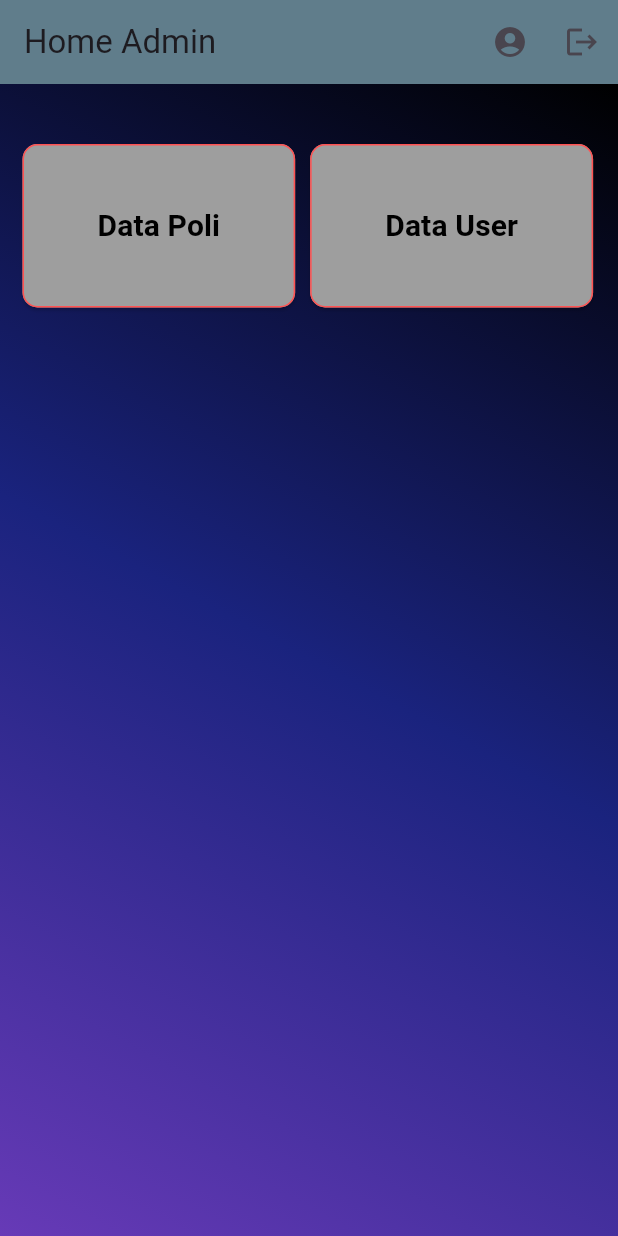
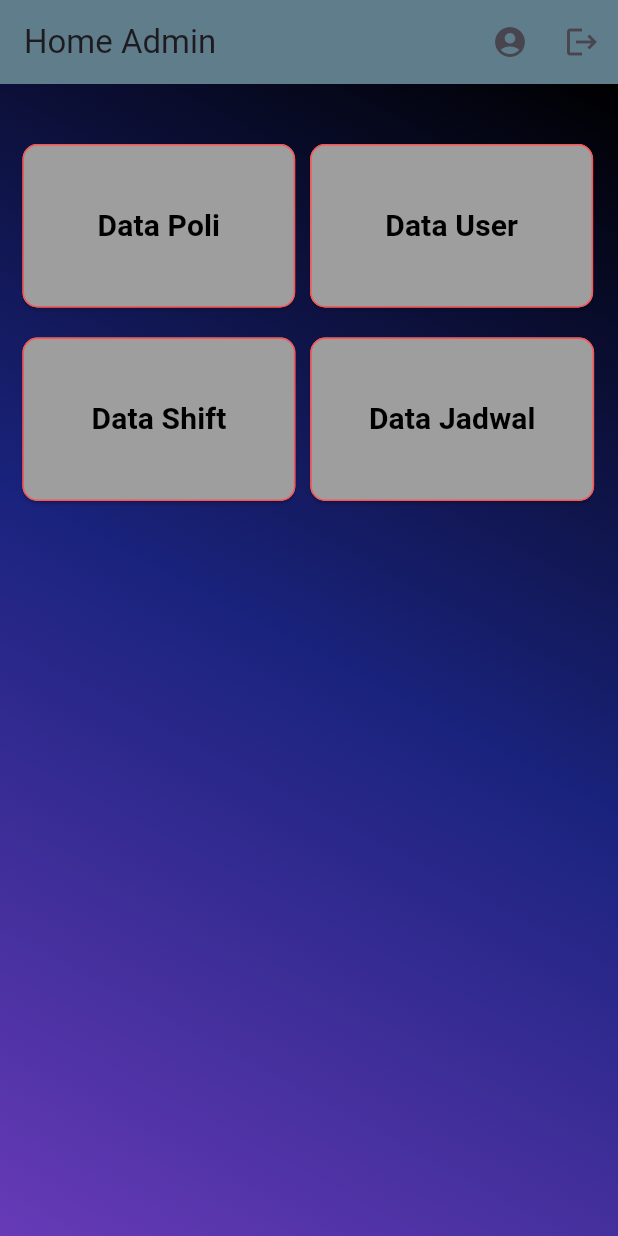
Before and after one commit to ShinDSR/007_Aplikasi-manajemen-jadwal-kerja-dokter, a Flutter app: the HomeAdmin screen opened directly, on a phone screen of 412 x 824 dp. Run offline on Flutter 3.47's test engine with Material 2 defaults, Android fonts, the phone set to English and light mode, and no system bars; our stand-ins replace cloud_firestore, firebase_auth, firebase_core; accounts and stored records are empty.

Commit message:
Add button on home_admin view

```diff
--- a/lib/view/home/home_admin.dart
+++ b/lib/view/home/home_admin.dart
@@ -3,6 +3,7 @@ import 'package:flutter/material.dart';
 import '../../controller/user_controller.dart';
 import '../log/login.dart';
 import '../poli/poli.dart';
+import '../shift/shift.dart';
 import '../user/user_for_admin.dart';
 
 class HomeAdmin extends StatefulWidget {
@@ -126,9 +127,56 @@ class _HomeAdminState extends State<HomeAdmin> {
                             context,
                             MaterialPageRoute(
                                 builder: (context) => UserForAdmin()));
-                      })
+                      }
+                    )
                 ],
               ),
+              const SizedBox(height: 20),
+                Row(
+                  children: [
+                    const SizedBox(width: 5),
+                    ElevatedButton(
+                        child: const Text(
+                          'Data Shift',
+                          style: TextStyle(
+                              color: Colors.black,
+                              fontSize: 20,
+                              fontWeight: FontWeight.bold),
+                        ),
+                        style: ElevatedButton.styleFrom(
+                          primary: Colors.grey,
+                          padding: const EdgeInsets.symmetric(
+                              horizontal: 46, vertical: 40),
+                          shape: RoundedRectangleBorder(
+                              borderRadius: BorderRadius.circular(10),
+                              side: BorderSide(color: Colors.redAccent)),
+                        ),
+                        onPressed: () {
+                          Navigator.push(context,
+                              MaterialPageRoute(builder: (context) => Shift()));
+                        }),
+                    const SizedBox(width: 10),
+                    ElevatedButton(
+                        child: const Text(
+                          'Data Jadwal',
+                          style: TextStyle(
+                              color: Colors.black,
+                              fontSize: 20,
+                              fontWeight: FontWeight.bold),
+                        ),
+                        style: ElevatedButton.styleFrom(
+                          primary: Colors.grey,
+                          padding: const EdgeInsets.symmetric(
+                              horizontal: 39, vertical: 40),
+                          shape: RoundedRectangleBorder(
+                              borderRadius: BorderRadius.circular(10),
+                              side: BorderSide(color: Colors.redAccent)),
+                        ),
+                        onPressed: () {
+
+                        })
+                  ],
+                )
             ]),
           ),
         )),
```
